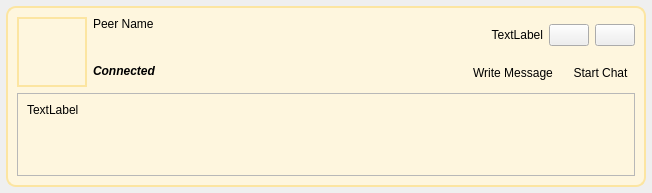
Above: retroshare-gui/src/gui/feeds/ChatMsgItem.ui from RetroShare/RetroShare before the change. Below: the same form after it.
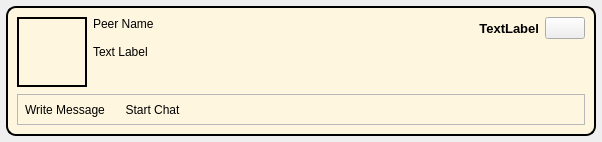
That is the form after the change. Icons and pictures are not drawn.

Commit message: Improved the layout of ChatMsgItem.

The edit to the form file:
```diff
--- a/retroshare-gui/src/gui/feeds/ChatMsgItem.ui
+++ b/retroshare-gui/src/gui/feeds/ChatMsgItem.ui
@@ -6,8 +6,8 @@
    <rect>
     <x>0</x>
     <y>0</y>
-    <width>652</width>
-    <height>193</height>
+    <width>602</width>
+    <height>142</height>
    </rect>
   </property>
   <property name="windowTitle">
@@ -26,7 +26,7 @@
       </sizepolicy>
      </property>
      <property name="styleSheet">
-      <string notr="true">QFrame#frame{border: 2px solid #FCE5A1;
+      <string notr="true">QFrame#frame{border: 2px solid black;
          background-color:  #FEF6DE;
 border-radius: 10px}</string>
      </property>
@@ -36,10 +36,13 @@
      <property name="frameShadow">
       <enum>QFrame::Raised</enum>
      </property>
-     <layout class="QGridLayout" name="gridLayout_3">
+     <layout class="QGridLayout" name="gridLayout_2">
+      <property name="spacing">
+       <number>6</number>
+      </property>
       <item row="0" column="0" rowspan="2">
        <layout class="QGridLayout" name="gridLayout">
-        <item row="0" column="0" rowspan="2">
+        <item row="0" column="0">
          <widget class="QLabel" name="avatar_label">
           <property name="minimumSize">
            <size>
@@ -54,17 +57,35 @@
            </size>
           </property>
           <property name="styleSheet">
-           <string notr="true">QLabel#avatar_label{border: 2px solid #FCE5A1;
+           <string notr="true">QLabel#avatar_label{border: 2px solid black;
 
 }</string>
           </property>
           <property name="text">
            <string/>
           </property>
+          <property name="alignment">
+           <set>Qt::AlignLeading|Qt::AlignLeft|Qt::AlignVCenter</set>
+          </property>
           <property name="margin">
            <number>0</number>
           </property>
          </widget>
+        </item>
+        <item row="1" column="0">
+         <spacer name="verticalSpacer">
+          <property name="orientation">
+           <enum>Qt::Vertical</enum>
+          </property>
+          <property name="sizeHint" stdset="0">
+           <size>
+            <width>20</width>
+            <height>1</height>
+           </size>
+          </property>
+         </spacer>
+        </item>
+       </layout>
         </item>
         <item row="0" column="1">
          <widget class="QLabel" name="peernameLabel">
@@ -79,55 +100,35 @@
           </property>
          </widget>
         </item>
-        <item row="1" column="1">
-         <widget class="QLabel" name="titleLabel">
+      <item row="0" column="2">
+       <spacer name="horizontalSpacer">
+        <property name="orientation">
+         <enum>Qt::Horizontal</enum>
+        </property>
+        <property name="sizeHint" stdset="0">
+         <size>
+          <width>267</width>
+          <height>21</height>
+         </size>
+        </property>
+       </spacer>
+      </item>
+      <item row="0" column="3">
+       <widget class="QLabel" name="timestampLabel">
           <property name="sizePolicy">
-           <sizepolicy hsizetype="Minimum" vsizetype="Minimum">
+         <sizepolicy hsizetype="MinimumExpanding" vsizetype="Preferred">
             <horstretch>0</horstretch>
             <verstretch>0</verstretch>
            </sizepolicy>
           </property>
           <property name="font">
            <font>
+          <pointsize>10</pointsize>
             <weight>75</weight>
-            <italic>true</italic>
             <bold>true</bold>
            </font>
           </property>
           <property name="text">
-           <string>Connected</string>
-          </property>
-          <property name="alignment">
-           <set>Qt::AlignLeading|Qt::AlignLeft|Qt::AlignVCenter</set>
-          </property>
-         </widget>
-        </item>
-       </layout>
-      </item>
-      <item row="0" column="1">
-       <layout class="QHBoxLayout" name="horizontalLayout_2">
-        <item>
-         <spacer name="horizontalSpacer">
-          <property name="orientation">
-           <enum>Qt::Horizontal</enum>
-          </property>
-          <property name="sizeHint" stdset="0">
-           <size>
-            <width>190</width>
-            <height>13</height>
-           </size>
-          </property>
-         </spacer>
-        </item>
-        <item>
-         <widget class="QLabel" name="lastLabel">
-          <property name="sizePolicy">
-           <sizepolicy hsizetype="MinimumExpanding" vsizetype="Preferred">
-            <horstretch>0</horstretch>
-            <verstretch>0</verstretch>
-           </sizepolicy>
-          </property>
-          <property name="text">
            <string>TextLabel</string>
           </property>
           <property name="alignment">
@@ -135,27 +136,7 @@
           </property>
          </widget>
         </item>
-        <item>
-         <widget class="QPushButton" name="expandButton">
-          <property name="sizePolicy">
-           <sizepolicy hsizetype="Fixed" vsizetype="Fixed">
-            <horstretch>0</horstretch>
-            <verstretch>0</verstretch>
-           </sizepolicy>
-          </property>
-          <property name="toolTip">
-           <string>Expand</string>
-          </property>
-          <property name="text">
-           <string/>
-          </property>
-          <property name="icon">
-           <iconset resource="../images.qrc">
-            <normaloff>:/images/edit_add24.png</normaloff>:/images/edit_add24.png</iconset>
-          </property>
-         </widget>
-        </item>
-        <item>
+      <item row="0" column="4">
          <widget class="QPushButton" name="clearButton">
           <property name="sizePolicy">
            <sizepolicy hsizetype="Fixed" vsizetype="Fixed">
@@ -175,26 +156,43 @@
           </property>
          </widget>
         </item>
-       </layout>
-      </item>
-      <item row="1" column="1">
-       <layout class="QHBoxLayout" name="horizontalLayout_3">
-        <item>
-         <spacer>
-          <property name="orientation">
-           <enum>Qt::Horizontal</enum>
-          </property>
-          <property name="sizeType">
-           <enum>QSizePolicy::Preferred</enum>
-          </property>
-          <property name="sizeHint" stdset="0">
+      <item row="1" column="1" colspan="4">
+       <widget class="QLabel" name="chatTextlabel">
+        <property name="sizePolicy">
+         <sizepolicy hsizetype="Preferred" vsizetype="Preferred">
+          <horstretch>0</horstretch>
+          <verstretch>0</verstretch>
+         </sizepolicy>
+        </property>
+        <property name="maximumSize">
            <size>
-            <width>388</width>
-            <height>21</height>
-           </size>
-          </property>
-         </spacer>
-        </item>
+          <width>16777215</width>
+          <height>16777215</height>
+         </size>
+        </property>
+        <property name="text">
+         <string>Text Label</string>
+        </property>
+        <property name="alignment">
+         <set>Qt::AlignLeading|Qt::AlignLeft|Qt::AlignTop</set>
+        </property>
+        <property name="wordWrap">
+         <bool>true</bool>
+        </property>
+       </widget>
+      </item>
+      <item row="2" column="0" colspan="5">
+       <widget class="QFrame" name="frame_2">
+        <property name="frameShape">
+         <enum>QFrame::StyledPanel</enum>
+        </property>
+        <property name="frameShadow">
+         <enum>QFrame::Raised</enum>
+        </property>
+        <layout class="QHBoxLayout" name="horizontalLayout">
+         <property name="margin">
+          <number>0</number>
+         </property>
         <item>
          <widget class="QToolButton" name="msgButton">
           <property name="sizePolicy">
@@ -232,6 +230,9 @@
           <property name="toolTip">
            <string>Chat</string>
           </property>
+           <property name="layoutDirection">
+            <enum>Qt::LeftToRight</enum>
+           </property>
           <property name="text">
            <string>Start Chat</string>
           </property>
@@ -247,37 +248,19 @@
           </property>
          </widget>
         </item>
-       </layout>
-      </item>
-      <item row="2" column="0" colspan="2">
-       <widget class="QFrame" name="expandFrame">
-        <property name="frameShape">
-         <enum>QFrame::StyledPanel</enum>
-        </property>
-        <property name="frameShadow">
-         <enum>QFrame::Raised</enum>
-        </property>
-        <layout class="QGridLayout" name="gridLayout_2">
-         <item row="1" column="0">
-          <spacer name="verticalSpacer">
+         <item>
+          <spacer name="horizontalSpacer_3">
            <property name="orientation">
-            <enum>Qt::Vertical</enum>
+            <enum>Qt::Horizontal</enum>
            </property>
            <property name="sizeHint" stdset="0">
             <size>
-             <width>20</width>
-             <height>40</height>
+             <width>347</width>
+             <height>17</height>
             </size>
            </property>
           </spacer>
          </item>
-         <item row="0" column="0">
-          <widget class="QLabel" name="chatText_label">
-           <property name="text">
-            <string>TextLabel</string>
-           </property>
-          </widget>
-         </item>
         </layout>
        </widget>
       </item>
```
Lines whose indentation alone changed are shown as unchanged. The commit also changes 2 other files.
